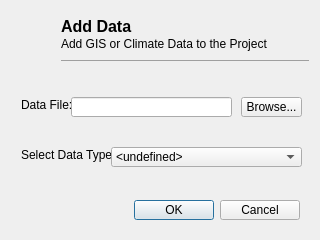
petermbach/urbanbeats-legacy, file adddatadialog.ui: the form before one commit.
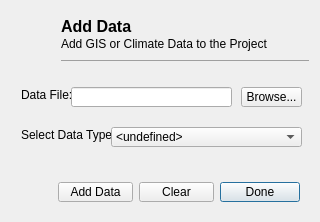
The form after the commit. Icons and pictures are not drawn.

Commit message: Adding data using the Add Data Dialog now does not close the dialog. You can add as many file as you want until you are finished and then simply press "Done". The GUI has been altered as well.

```diff
--- a/adddatadialog.ui
+++ b/adddatadialog.ui
@@ -7,7 +7,7 @@
     <x>0</x>
     <y>0</y>
     <width>320</width>
-    <height>240</height>
+    <height>222</height>
    </rect>
   </property>
   <property name="windowTitle">
@@ -120,7 +120,7 @@
       <property name="geometry">
        <rect>
         <x>230</x>
-        <y>30</y>
+        <y>20</y>
         <width>61</width>
         <height>20</height>
        </rect>
@@ -133,7 +133,7 @@
       <property name="geometry">
        <rect>
         <x>60</x>
-        <y>30</y>
+        <y>20</y>
         <width>161</width>
         <height>20</height>
        </rect>
@@ -146,7 +146,7 @@
       <property name="geometry">
        <rect>
         <x>10</x>
-        <y>30</y>
+        <y>20</y>
         <width>61</width>
         <height>16</height>
        </rect>
@@ -162,8 +162,8 @@
       <property name="geometry">
        <rect>
         <x>10</x>
-        <y>80</y>
-        <width>101</width>
+        <y>60</y>
+        <width>91</width>
         <height>16</height>
        </rect>
       </property>
@@ -178,7 +178,7 @@
       <property name="geometry">
        <rect>
         <x>100</x>
-        <y>80</y>
+        <y>60</y>
         <width>191</width>
         <height>20</height>
        </rect>
@@ -285,12 +285,48 @@
      </property>
      <layout class="QHBoxLayout" name="horizontalLayout_2">
       <item>
-       <widget class="QDialogButtonBox" name="buttonBox">
+       <spacer name="horizontalSpacer">
         <property name="orientation">
          <enum>Qt::Horizontal</enum>
         </property>
-        <property name="standardButtons">
-         <set>QDialogButtonBox::Cancel|QDialogButtonBox::Ok</set>
+        <property name="sizeHint" stdset="0">
+         <size>
+          <width>40</width>
+          <height>20</height>
+         </size>
+        </property>
+       </spacer>
+      </item>
+      <item>
+       <widget class="QToolButton" name="multi_adddata">
+        <property name="minimumSize">
+         <size>
+          <width>75</width>
+          <height>20</height>
+         </size>
+        </property>
+        <property name="text">
+         <string>Add Data</string>
+        </property>
+       </widget>
+      </item>
+      <item>
+       <widget class="QToolButton" name="multi_cleardata">
+        <property name="minimumSize">
+         <size>
+          <width>75</width>
+          <height>0</height>
+         </size>
+        </property>
+        <property name="text">
+         <string>Clear</string>
+        </property>
+       </widget>
+      </item>
+      <item>
+       <widget class="QPushButton" name="done_button">
+        <property name="text">
+         <string>Done</string>
         </property>
        </widget>
       </item>
```
Left out of the diff: 35 changed lines with no effect on the pictures. The commit also changes 2 other files.
